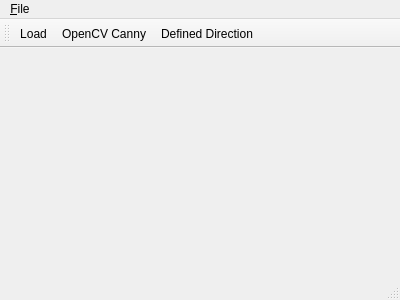
buzzcz/ZVI, file src/mainwindow.ui: the form before one commit.
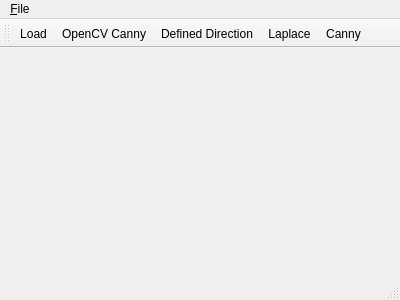
The form after the commit.

Commit message: Added options to defined direction Added laplace with options Canny in progress

```diff
--- a/src/mainwindow.ui
+++ b/src/mainwindow.ui
@@ -56,6 +56,8 @@
    <addaction name="action_Load"/>
    <addaction name="actionOpenCVCanny"/>
    <addaction name="actionDefinedDirection"/>
+   <addaction name="actionLaplace"/>
+   <addaction name="actionCanny"/>
   </widget>
   <widget class="QStatusBar" name="statusBar"/>
   <action name="actionExit">
@@ -99,6 +101,22 @@
     <string>Edge detection in defined direction</string>
    </property>
   </action>
+  <action name="actionLaplace">
+   <property name="text">
+    <string>Laplace</string>
+   </property>
+   <property name="toolTip">
+    <string>Edge detection using Laplace operator</string>
+   </property>
+  </action>
+  <action name="actionCanny">
+   <property name="text">
+    <string>Canny</string>
+   </property>
+   <property name="toolTip">
+    <string>Edge detection using Canny edge detector</string>
+   </property>
+  </action>
  </widget>
  <layoutdefault spacing="6" margin="11"/>
  <resources/>
```
The commit also changes 11 other files.
